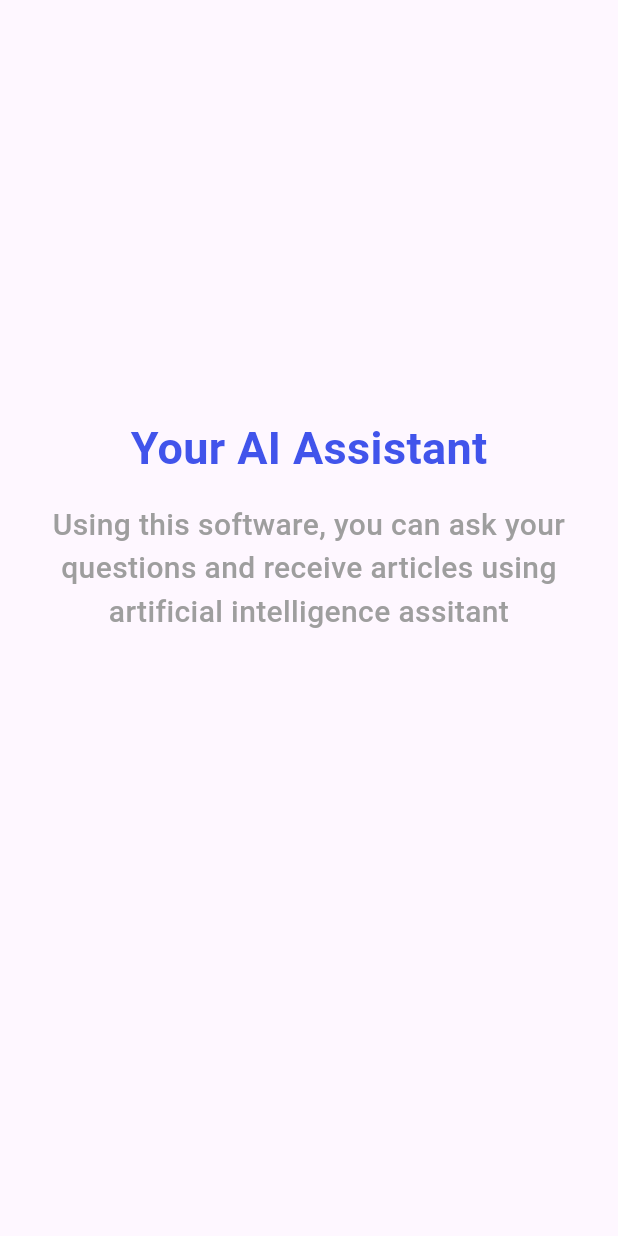
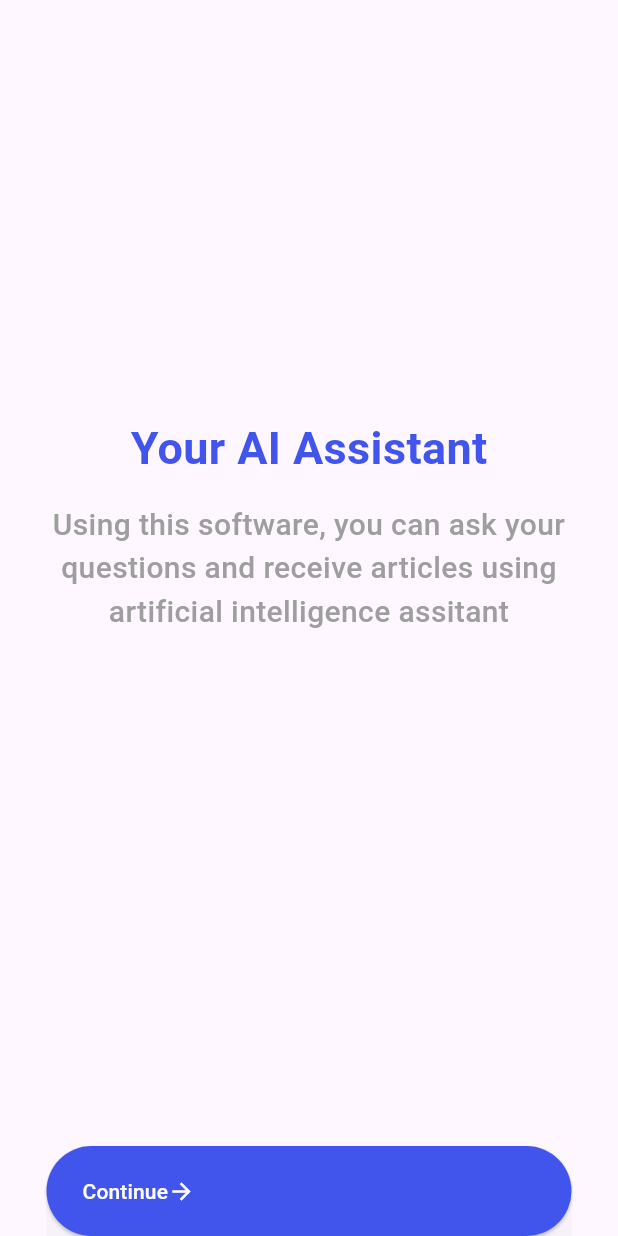
Before and after one commit to Flutter-gg-1/Assignment-11, a Flutter app: the HomeScreen screen opened directly, on a phone screen of 412 x 824 dp. Run offline on Flutter 3.47's test engine with Material 3 defaults, Android fonts, the phone set to English and light mode, and no system bars.

Commit message:
created initial UI for instruction_screen + updated home_screen

```diff
--- a/lib/home_screen.dart
+++ b/lib/home_screen.dart
@@ -26,13 +26,38 @@ class HomeScreen extends StatelessWidget {
               padding: EdgeInsets.only(left: 10, right: 10),
               child: Text(
                 'Using this software, you can ask your questions and receive articles using artificial intelligence assitant',
-                style: TextStyle(color:  Colors.grey, fontSize: 20,  fontWeight: FontWeight.w500),
+                style: TextStyle(
+                    color: Colors.grey,
+                    fontSize: 20,
+                    fontWeight: FontWeight.w500),
                 textAlign: TextAlign.center,
               ),
             )
           ],
         ),
       ),
+      bottomSheet: ElevatedButton(
+        child: Row(
+          children: [
+            Text(
+              'Continue',
+              style: TextStyle(color: Colors.white),
+            ),
+            Icon(
+              Icons.arrow_forward,
+              color: Colors.white,
+            )
+          ],
+        ),
+        style: ElevatedButton.styleFrom(
+            backgroundColor: const Color.fromARGB(255, 65, 84, 235),
+            fixedSize: Size(350, 60)),
+        onPressed: () {
+          Navigator.push(context, MaterialPageRoute(builder: (context) {
+            return InstructionScreen();
+          }));
+        },
+      ),
     );
   }
 }
```
Also changed, not shown: lib/instruction_button.dart (added, +31 -0 lines), lib/instruction_screen.dart (+81 -2 lines), lib/main.dart (+5 -2 lines).
